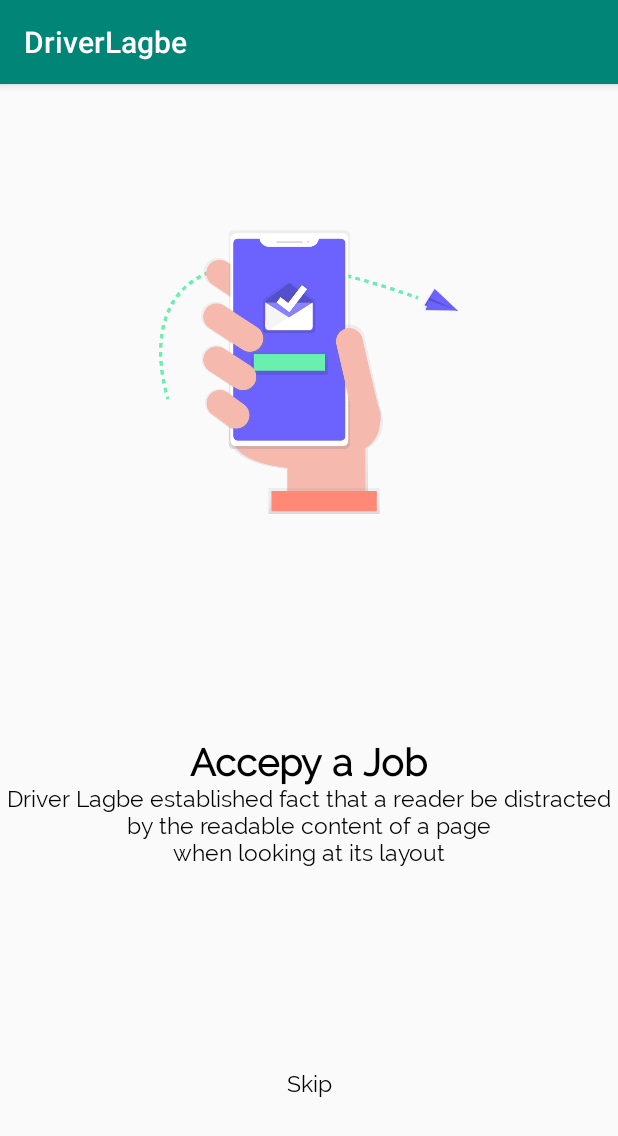
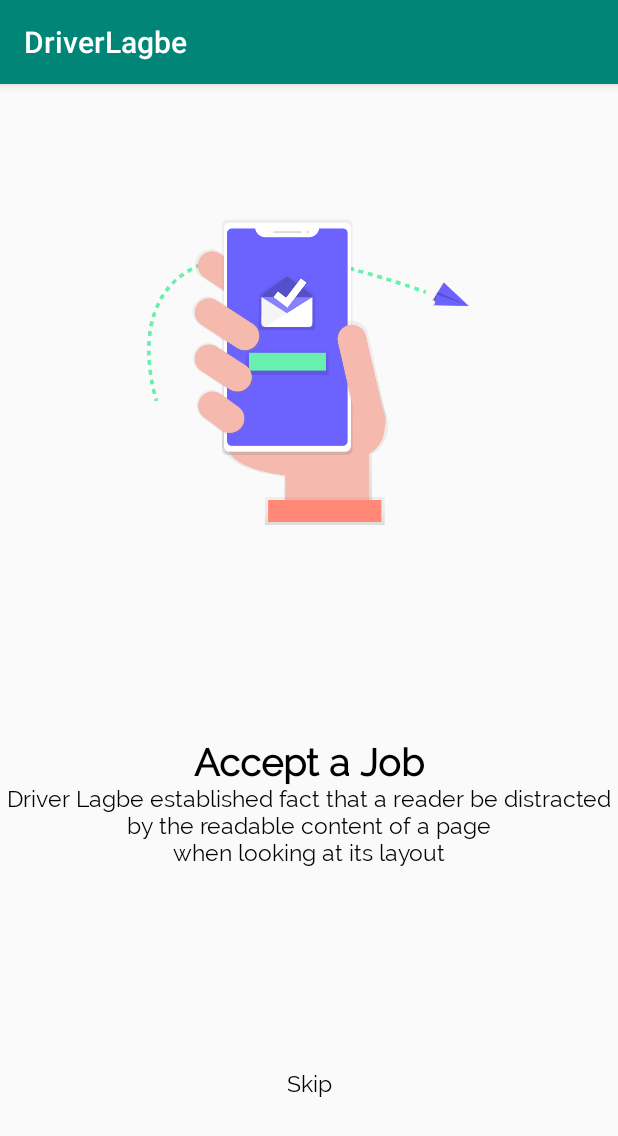
Before and after one commit to prince1801013108/DriverLagbe2, an Android app: the SecondPage screen opened directly, with no data from a screen before it, on a phone screen of 412 x 824 dp. Shown: the top 1136 px of the screen. Run offline under Robolectric (Android 15) with nearby library versions, the phone set to English and light mode, and no system bars.

Commit message:
Update by Prince

```diff
--- a/app/src/main/res/layout/activity_earn_money.xml
+++ b/app/src/main/res/layout/activity_earn_money.xml
@@ -13,9 +13,9 @@
         android:gravity="center"
         android:layout_height="0dp">
         <ImageView
-            android:layout_width="150dp"
+            android:layout_width="215dp"
             android:src="@drawable/under_walet_aym5"
-            android:layout_height="150dp"/>
+            android:layout_height="204dp"/>
     </LinearLayout>
     <LinearLayout
         android:layout_width="match_parent"
--- a/app/src/main/res/layout/activity_location_enable.xml
+++ b/app/src/main/res/layout/activity_location_enable.xml
@@ -13,9 +13,9 @@
         android:gravity="center"
         android:layout_height="0dp">
         <ImageView
-            android:layout_width="150dp"
+            android:layout_width="215dp"
             android:src="@drawable/location"
-            android:layout_height="150dp"/>
+            android:layout_height="204dp"/>
     </LinearLayout>
     <LinearLayout
         android:layout_width="match_parent"
--- a/app/src/main/res/layout/activity_second_page.xml
+++ b/app/src/main/res/layout/activity_second_page.xml
@@ -15,8 +15,8 @@
         android:gravity="bottom|center"
         android:layout_weight="3">
         <ImageView
-            android:layout_width="200dp"
-            android:layout_height="200dp"
+            android:layout_width="215dp"
+            android:layout_height="204dp"
             android:layout_gravity="center"
             android:src="@drawable/under_mail_2_tqip" />
     </LinearLayout>
@@ -28,7 +28,7 @@
         android:layout_weight="1.5">
         <TextView
             android:layout_width="wrap_content"
-            android:text="Accepy a Job"
+            android:text="Accept a Job"
             android:textSize="25sp"
             android:layout_gravity="center"
             android:textColor="@color/black"
@@ -53,7 +53,7 @@
         android:layout_weight="1.5">
         <Button
             android:layout_width="wrap_content"
-            android:id="@+id/locationSkipBtnId"
+            android:id="@+id/skipBtnId"
             android:text="Skip"
             android:textAllCaps="false"
             android:textSize="15sp"
--- a/app/src/main/res/layout/activity_tracking.xml
+++ b/app/src/main/res/layout/activity_tracking.xml
@@ -15,8 +15,8 @@
         android:gravity="bottom|center"
         android:layout_weight="3">
         <ImageView
-            android:layout_width="200dp"
-            android:layout_height="200dp"
+            android:layout_width="215dp"
+            android:layout_height="204dp"
             android:layout_gravity="center"
             android:src="@drawable/track" />
     </LinearLayout>
```
